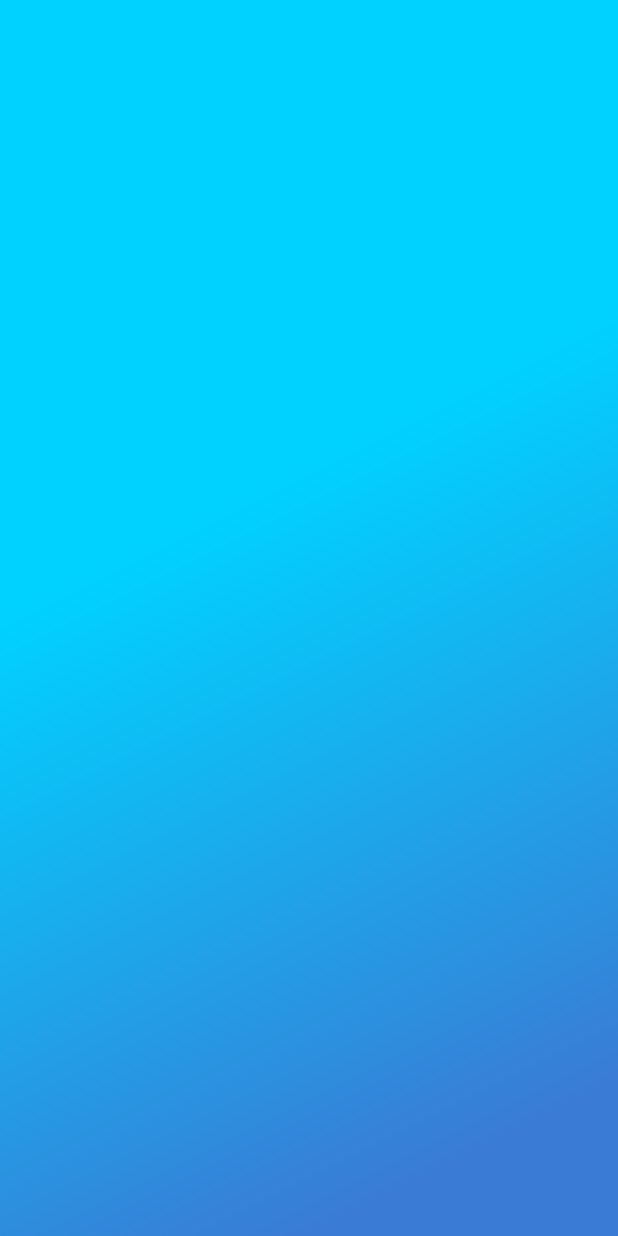
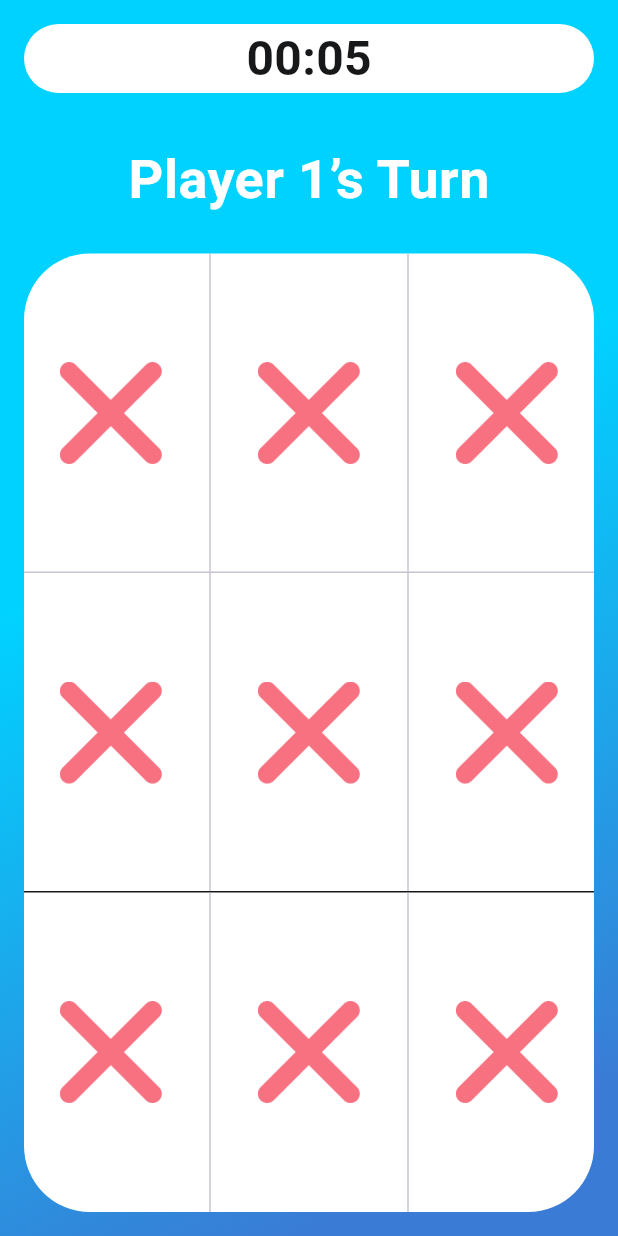
Before and after one commit to MohamedAhmed1420/x_o_game, a Flutter app: the Gameplay screen opened directly, on a phone screen of 412 x 824 dp. Run offline on Flutter 3.47's test engine with Material 3 defaults, Android fonts, the phone set to English and light mode, and no system bars.

Commit message:
Game play Screen UI

```diff
--- a/lib/game_play/GamePlay.dart
+++ b/lib/game_play/GamePlay.dart
@@ -16,6 +16,96 @@ class Gameplay extends StatelessWidget {
       ),
       child: Scaffold(
         backgroundColor: Colors.transparent,
+        body: SafeArea(
+          child: Padding(
+            padding: const EdgeInsets.all(16.0),
+            child: Column(
+              children: [
+                Container(
+                  decoration: BoxDecoration(
+                    color: AppColors.white,
+                    borderRadius: BorderRadius.circular(44),
+                  ),
+                  child: Center(
+                    child: Text(
+                      "00:05",
+                      style: TextStyle(
+                        fontSize: 32,
+                        color: AppColors.black,
+                        fontWeight: FontWeight.w600,
+                      ),
+                    ),
+                  ),
+                ),
+                SizedBox(height: 32),
+                Text(
+                  "Player 1’s Turn",
+                  style: TextStyle(
+                    fontSize: 36,
+                    fontWeight: FontWeight.w700,
+                    color: AppColors.white,
+                  ),
+                ),
+                SizedBox(height: 24),
+                Expanded(
+                  child: Container(
+
+                    decoration: BoxDecoration(
+                      color: AppColors.white,
+                      borderRadius: BorderRadius.circular(44),
+                    ),
+                    child: Column(
+                      children: [
+                        Expanded(
+                          child:
+                          Row(
+                            children: [
+                              Expanded(child: SizedBox(height: 68,width: 68,child: Image.asset("assets/images/x.png",))),
+                              VerticalDivider(),
+                              Expanded(child:   SizedBox(width: 68,height: 68,child: Image.asset("assets/images/x.png"))),
+                              VerticalDivider(),
+                              Expanded(child: SizedBox(width: 68,height: 68,child: Image.asset("assets/images/x.png"))),
+
+                            ],
+                          ),
+                        ),
+                        Divider(height: 0,),
+                        Expanded(
+                          child:
+                          Row(
+                            children: [
+                              Expanded(child: SizedBox(height: 68,width: 68,child: Image.asset("assets/images/x.png",))),
+                              VerticalDivider(),
+                              Expanded(child:   SizedBox(width: 68,height: 68,child: Image.asset("assets/images/x.png"))),
+                              VerticalDivider(),
+                              Expanded(child: SizedBox(width: 68,height: 68,child: Image.asset("assets/images/x.png"))),
+
+                            ],
+                          ),
+                        ),
+                        Divider(height: 0,color: AppColors.black,),
+                        Expanded(
+                          child:
+                          Row(
+                            children: [
+                              Expanded(child: SizedBox(height: 68,width: 68,child: Image.asset("assets/images/x.png",))),
+                              VerticalDivider(),
+                              Expanded(child:   SizedBox(width: 68,height: 68,child: Image.asset("assets/images/x.png"))),
+                              VerticalDivider(),
+                              Expanded(child: SizedBox(width: 68,height: 68,child: Image.asset("assets/images/x.png"))),
+
+                            ],
+                          ),
+                        ),
+                      ],
+                    ),
+
+                  ),
+                ),
+              ],
+            ),
+          ),
+        ),
       ),
     );
   }
--- a/lib/start_Screen/StartScreen.dart
+++ b/lib/start_Screen/StartScreen.dart
@@ -7,7 +7,8 @@ class StartScreen extends StatelessWidget {
 
   @override
   Widget build(BuildContext context) {
-    return Container(
+    return SafeArea(
+      child: Container(
         decoration: BoxDecoration(
           gradient: LinearGradient(
             colors: [AppColors.lightBlue, AppColors.blue],
@@ -53,7 +54,9 @@ class StartScreen extends StatelessWidget {
                           onTap: () {
                             Navigator.push(
                               context,
-                            MaterialPageRoute(builder: (context) => Gameplay()),
+                              MaterialPageRoute(
+                                builder: (context) => Gameplay(),
+                              ),
                             );
                           },
                           child: Container(
@@ -73,10 +76,11 @@ class StartScreen extends StatelessWidget {
                           onTap: () {
                             Navigator.push(
                               context,
-                            MaterialPageRoute(builder: (context) => Gameplay()),
+                              MaterialPageRoute(
+                                builder: (context) => Gameplay(),
+                              ),
                             );
                           },
-
 
                           child: Container(
                             padding: EdgeInsets.all(40),
@@ -87,7 +91,9 @@ class StartScreen extends StatelessWidget {
                               borderRadius: BorderRadius.circular(32),
                             ),
 
-                          child: Image(image: AssetImage('assets/images/o.png')),
+                            child: Image(
+                              image: AssetImage('assets/images/o.png'),
+                            ),
                           ),
                         ),
                       ],
@@ -98,6 +104,7 @@ class StartScreen extends StatelessWidget {
             ),
           ),
         ),
+      ),
     );
   }
 }
```
Lines whose indentation alone changed are shown as unchanged.
